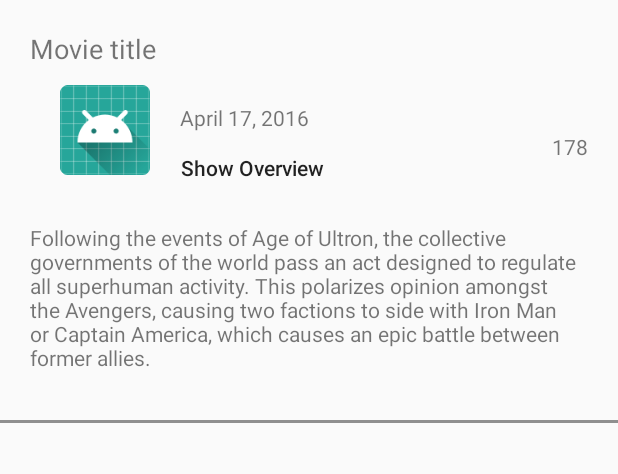
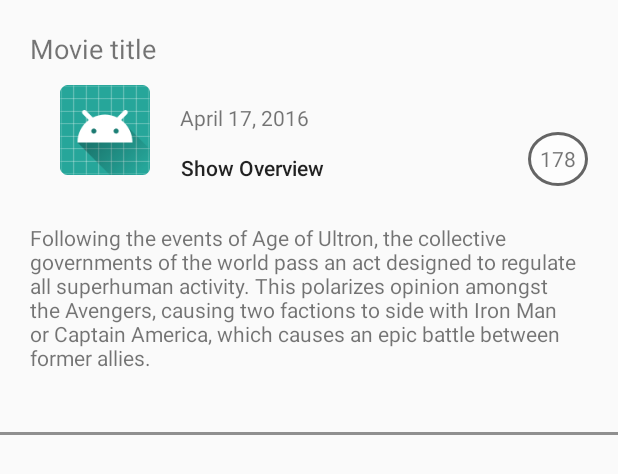
Before and after one commit to JacobSheehy/KotlinMovies2016Demo, an Android app: the layout item_movie.xml on its own in the app's theme, with its tools: preview values and no code run, on a phone screen of 412 x 824 dp. Shown: the top 474 px of the screen. Run offline under Robolectric (Android 15) with nearby library versions, the phone set to English and light mode, and no system bars.

```diff
--- a/app/src/main/java/com/jacobsheehy/best2016movies/models/Movie.kt
+++ b/app/src/main/java/com/jacobsheehy/best2016movies/models/Movie.kt
@@ -9,4 +9,5 @@ data class Movie(
         @SerializedName("popularity") val popularity: Double,
         @SerializedName("poster_path") val posterPath: String,
         @SerializedName("release_date") val releaseDate: Date,
-        @SerializedName("overview") val overview: String)
+        @SerializedName("overview") val overview: String,
+        var isExpanded: Boolean? = false)
--- /dev/null
+++ b/app/src/main/res/drawable/popularity_circle_background.xml
@@ -0,0 +1,8 @@
+<?xml version="1.0" encoding="utf-8"?>
+<shape xmlns:android="http://schemas.android.com/apk/res/android"
+    android:shape="oval">
+    <solid android:color="#A6ffffff"/>
+    <stroke android:width="2dp" android:color="#99000000" />
+    <size android:width="36dp" android:height="36dp"/>
+
+</shape>
--- a/app/src/main/res/layout/item_movie.xml
+++ b/app/src/main/res/layout/item_movie.xml
@@ -4,8 +4,8 @@
     android:layout_height="wrap_content"
     xmlns:tools="http://schemas.android.com/tools"
     xmlns:app="http://schemas.android.com/apk/res-auto"
-    android:id="@+id/layoutItemMovie"
-    android:animateLayoutChanges="true">
+    android:animateLayoutChanges="true"
+    android:id="@+id/layoutItemMovie">
 
     <TextView
         android:id="@+id/textMovieTitle"
@@ -60,6 +60,9 @@
         tools:text="178"
         app:layout_constraintEnd_toEndOf="parent"
         android:layout_marginEnd="@dimen/item_start_margin"
+        android:padding="8dp"
+        android:background="@drawable/popularity_circle_background"
+        android:gravity="center_horizontal|center_vertical"
         app:layout_constraintTop_toBottomOf="@id/textReleaseDate"/>
 
 
@@ -79,7 +82,7 @@
         android:layout_height="2dp"
         android:background="#88333333"
         app:layout_constraintTop_toBottomOf="@id/textMovieDescription"
-        android:layout_marginTop="12dp"
+        android:layout_marginTop="@dimen/item_start_margin"
         />
 
 
```
Also changed, not shown: app/src/main/java/com/jacobsheehy/best2016movies/MainActivity.kt (+6 -3 lines), app/src/main/java/com/jacobsheehy/best2016movies/adapters/MovieAdapter.kt (+9 -12 lines), app/src/main/java/com/jacobsheehy/best2016movies/presenters/MoviePresenter.kt (+11 -6 lines).
